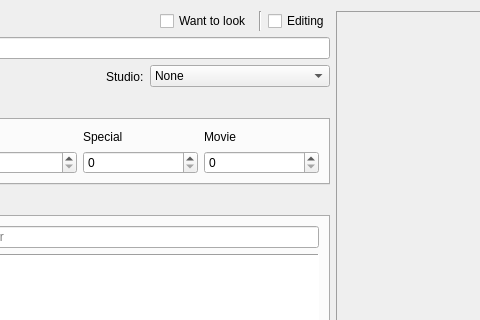
Old version of the form dialogaddanime.ui in the repository LibertaSoft/DatabaseAnime; both pictures show x 303 to 783 and y 0 to 320 of the 925 by 597 pixel window.
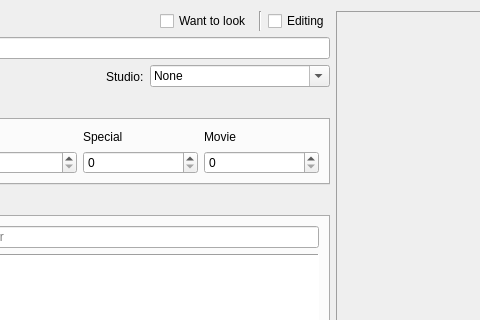
New version of the form. The open tabs and pages were chosen to show the change. Icons and pictures are not drawn. Custom widgets are drawn as their Qt base class.

Commit message: Fix: Экспортирование обложек на платформе windows. Добавлены иконки импорт/экспорт. Активирована возможность ввода в поле Студия

```diff
--- a/dialogaddanime.ui
+++ b/dialogaddanime.ui
@@ -185,7 +185,7 @@
             <set>Qt::ImhSensitiveData</set>
            </property>
            <property name="editable">
-            <bool>false</bool>
+            <bool>true</bool>
            </property>
            <property name="currentText">
             <string notr="true">None</string>
```
Left out of the diff: 2 changed lines with no effect on the pictures. The commit also changes 5 other files.
